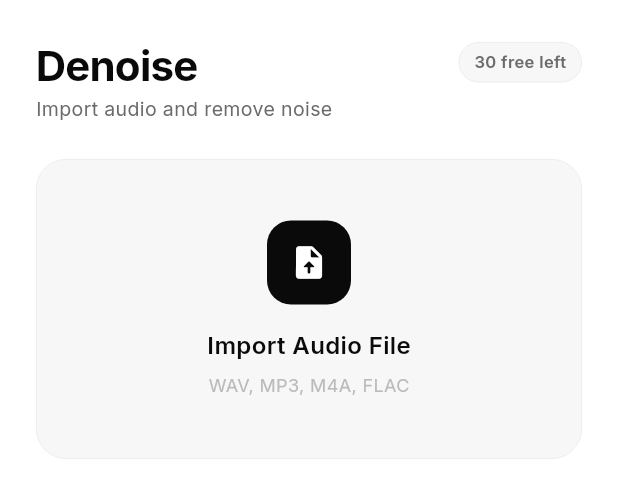
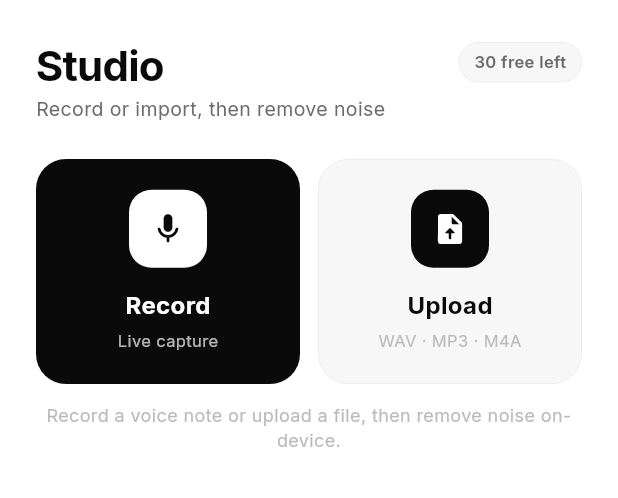
Before and after one commit to selvavishnum/Audio-denoise, a Flutter app: the DenoiseScreen widget shown alone on an empty page, opened directly, on a phone screen of 412 x 824 dp. Shown: the top 498 px of the screen. Run offline on Flutter 3.47's test engine with Material 3 defaults, Android fonts, the phone set to English and light mode, and no system bars; our stand-ins replace file_picker, firebase_analytics, firebase_auth, firebase_core, flutter_animate, flutter_tts and 9 more; missing offline and left inert: purchases_flutter, record, sherpa_onnx; accounts and stored records are empty.

Commit message:
Merge Record + Denoise into one Studio tab with record + upload entry
Record and Denoise were separate tabs. Combined them into a single first
tab ("Studio") so the first page offers BOTH ways to bring in audio:

- The empty state now shows two cards side by side — Record (live capture)
  and Upload (file import) — instead of an import-only box.
- Tapping Record starts live recording in place, with a timer and a stop
  button; on stop the clip loads straight into the denoise UI (waveform,
  presets, Process, Export) below.
- Tapping Upload runs the existing file-import flow.

Navigation: removed the standalone Record tab; the bottom bar is now
Studio · Video · Voice · Editor · Settings. The Studio tab reuses
AudioProvider's existing startRecording/stopRecording, so recording
behaviour is unchanged — just surfaced in the merged screen.

Co-Authored-By: Claude <noreply@anthropic.com>
Claude-Session: https://claude.ai/code/session_018pH9R595uc49AosH49Lwta

```diff
--- a/lib/main.dart
+++ b/lib/main.dart
@@ -11,7 +11,6 @@ import 'providers/audio_provider.dart';
 import 'providers/auth_provider.dart';
 import 'providers/subscription_provider.dart';
 import 'screens/onboarding_screen.dart';
-import 'screens/record_screen.dart';
 import 'screens/denoise_screen.dart';
 import 'screens/video_denoise_screen.dart';
 import 'screens/tts_screen.dart';
@@ -104,8 +103,9 @@ class RootShell extends StatefulWidget {
 class _RootShellState extends State<RootShell> {
   int _index = 0;
 
+  // Record and Denoise are merged into a single Studio tab (DenoiseScreen
+  // now records live OR imports a file, then denoises).
   static const _screens = <Widget>[
-    RecordScreen(),
     DenoiseScreen(),
     VideoDenoiseScreen(),
     TtsScreen(),
@@ -147,12 +147,11 @@ class _BottomNav extends StatelessWidget {
           height: 60,
           child: Row(
             children: [
-              _NavItem(icon: Icons.mic_none_rounded,          activeIcon: Icons.mic_rounded,              label: 'Record',   index: 0, current: currentIndex, onTap: onTap),
-              _NavItem(icon: Icons.graphic_eq_outlined,       activeIcon: Icons.graphic_eq,               label: 'Denoise',  index: 1, current: currentIndex, onTap: onTap),
-              _NavItem(icon: Icons.videocam_outlined,         activeIcon: Icons.videocam_rounded,         label: 'Video',    index: 2, current: currentIndex, onTap: onTap),
-              _NavItem(icon: Icons.record_voice_over_outlined, activeIcon: Icons.record_voice_over_rounded, label: 'Voice',  index: 3, current: currentIndex, onTap: onTap),
-              _NavItem(icon: Icons.content_cut_rounded,       activeIcon: Icons.content_cut_rounded,      label: 'Editor',   index: 4, current: currentIndex, onTap: onTap),
-              _NavItem(icon: Icons.settings_outlined,         activeIcon: Icons.settings_rounded,         label: 'Settings', index: 5, current: currentIndex, onTap: onTap),
+              _NavItem(icon: Icons.graphic_eq_outlined,       activeIcon: Icons.graphic_eq,               label: 'Studio',   index: 0, current: currentIndex, onTap: onTap),
+              _NavItem(icon: Icons.videocam_outlined,         activeIcon: Icons.videocam_rounded,         label: 'Video',    index: 1, current: currentIndex, onTap: onTap),
+              _NavItem(icon: Icons.record_voice_over_outlined, activeIcon: Icons.record_voice_over_rounded, label: 'Voice',  index: 2, current: currentIndex, onTap: onTap),
+              _NavItem(icon: Icons.content_cut_rounded,       activeIcon: Icons.content_cut_rounded,      label: 'Editor',   index: 3, current: currentIndex, onTap: onTap),
+              _NavItem(icon: Icons.settings_outlined,         activeIcon: Icons.settings_rounded,         label: 'Settings', index: 4, current: currentIndex, onTap: onTap),
             ],
           ),
         ),
--- a/lib/screens/denoise_screen.dart
+++ b/lib/screens/denoise_screen.dart
@@ -1,3 +1,5 @@
+import 'dart:async';
+
 import 'package:file_picker/file_picker.dart';
 import 'package:flutter/material.dart';
 import 'package:provider/provider.dart';
@@ -26,6 +28,41 @@ class _DenoiseScreenState extends State<DenoiseScreen> {
   bool _showProcessed = false;
   bool _advancedOpen  = false;
 
+  // ── Recording (merged Record + Denoise) ──────────────────────────────────
+  Timer? _recTimer;
+  int _recSeconds = 0;
+
+  @override
+  void dispose() {
+    _recTimer?.cancel();
+    super.dispose();
+  }
+
+  String _fmtRec(int s) =>
+      '${(s ~/ 60).toString().padLeft(2, '0')}:${(s % 60).toString().padLeft(2, '0')}';
+
+  Future<void> _toggleRecord(AudioProvider prov) async {
+    if (prov.isRecording) {
+      await prov.stopRecording();
+      _recTimer?.cancel();
+      if (mounted) setState(() => _recSeconds = 0);
+    } else {
+      final ok = await prov.startRecording();
+      if (!ok) {
+        if (mounted) {
+          ScaffoldMessenger.of(context).showSnackBar(
+            const SnackBar(content: Text('Microphone permission required')),
+          );
+        }
+        return;
+      }
+      _recSeconds = 0;
+      _recTimer = Timer.periodic(const Duration(seconds: 1), (_) {
+        if (mounted) setState(() => _recSeconds++);
+      });
+    }
+  }
+
   @override
   Widget build(BuildContext context) {
     final prov = context.watch<AudioProvider>();
@@ -43,7 +80,7 @@ class _DenoiseScreenState extends State<DenoiseScreen> {
                   const SizedBox(height: 16),
                   if (prov.originalAudio != null) _modeSelector(prov),
                   const SizedBox(height: 8),
-                  if (prov.originalAudio == null) _importCta(context, prov),
+                  if (prov.originalAudio == null) _recordOrImport(context, prov),
                   if (prov.originalAudio != null) ...[
                     _waveform(prov),
                     const SizedBox(height: 16),
@@ -90,9 +127,10 @@ class _DenoiseScreenState extends State<DenoiseScreen> {
         Expanded(child: Column(
           crossAxisAlignment: CrossAxisAlignment.start,
           children: [
-            Text('Denoise', style: Theme.of(context).textTheme.displayLarge),
+            Text('Studio', style: Theme.of(context).textTheme.displayLarge),
             const SizedBox(height: 4),
-            Text('Import audio and remove noise', style: Theme.of(context).textTheme.bodyMedium),
+            Text('Record or import, then remove noise',
+                style: Theme.of(context).textTheme.bodyMedium),
           ],
         )),
         _buildExportBadge(context, prov),
@@ -100,36 +138,80 @@ class _DenoiseScreenState extends State<DenoiseScreen> {
     );
   }
 
-  Widget _importCta(BuildContext context, AudioProvider prov) {
-    return GestureDetector(
+  /// Combined entry point: record live OR upload a file. Shown on the first
+  /// page before any audio is loaded. While recording, this becomes a live
+  /// timer + stop control.
+  Widget _recordOrImport(BuildContext context, AudioProvider prov) {
+    if (prov.isRecording) return _recordingCard(prov);
+    return Column(
+      children: [
+        Row(
+          children: [
+            Expanded(
+              child: _EntryCard(
+                icon: Icons.mic_rounded,
+                title: 'Record',
+                subtitle: 'Live capture',
+                filled: true,
+                onTap: () => _toggleRecord(prov),
+              ),
+            ),
+            const SizedBox(width: 12),
+            Expanded(
+              child: _EntryCard(
+                icon: Icons.upload_file_rounded,
+                title: 'Upload',
+                subtitle: 'WAV · MP3 · M4A',
+                filled: false,
                 onTap: () => _importFile(prov),
-      child: Container(
+              ),
+            ),
+          ],
+        ),
+        const SizedBox(height: 12),
+        const Text(
+          'Record a voice note or upload a file, then remove noise on-device.',
+          textAlign: TextAlign.center,
+          style: TextStyle(fontSize: 12, color: AppColors.textDim),
+        ),
+      ],
+    );
+  }
+
+  Widget _recordingCard(AudioProvider prov) {
+    return Container(
       width: double.infinity,
-        height: 200,
+      padding: const EdgeInsets.symmetric(vertical: 28),
       decoration: BoxDecoration(
         color: AppColors.surface,
         borderRadius: BorderRadius.circular(20),
-          border: Border.all(color: AppColors.border, width: 0.5),
+        border: Border.all(color: AppColors.danger, width: 1),
       ),
       child: Column(
-          mainAxisAlignment: MainAxisAlignment.center,
         children: [
-            Container(
-              width: 56, height: 56,
-              decoration: BoxDecoration(
-                color: AppColors.textPrim,
-                borderRadius: BorderRadius.circular(16),
+          Text(
+            _fmtRec(_recSeconds),
+            style: const TextStyle(
+              fontSize: 44, fontWeight: FontWeight.w200,
+              color: AppColors.textPrim, letterSpacing: 4,
+              fontFeatures: [FontFeature.tabularFigures()],
             ),
-              child: const Icon(Icons.upload_file_rounded, color: AppColors.white, size: 26),
           ),
-            const SizedBox(height: 16),
-            const Text('Import Audio File',
-                style: TextStyle(fontSize: 16, fontWeight: FontWeight.w600, color: AppColors.textPrim)),
           const SizedBox(height: 6),
-            const Text('WAV, MP3, M4A, FLAC',
-                style: TextStyle(fontSize: 12, color: AppColors.textDim)),
+          const Text('Recording — noise cancellation active',
+              style: TextStyle(fontSize: 12, color: AppColors.danger)),
+          const SizedBox(height: 18),
+          GestureDetector(
+            onTap: () => _toggleRecord(prov),
+            child: Container(
+              width: 64, height: 64,
+              decoration: const BoxDecoration(
+                shape: BoxShape.circle, color: AppColors.danger,
+              ),
+              child: const Icon(Icons.stop_rounded, color: AppColors.white, size: 28),
+            ),
+          ),
         ],
-        ),
       ),
     );
   }
@@ -763,6 +845,63 @@ class _BigBtn extends StatelessWidget {
   }
 }
 
+// ── Record / Upload entry card (first-page empty state) ───────────────────────
+
+class _EntryCard extends StatelessWidget {
+  final IconData icon;
+  final String title;
+  final String subtitle;
+  final bool filled;
+  final VoidCallback onTap;
+
+  const _EntryCard({
+    required this.icon,
+    required this.title,
+    required this.subtitle,
+    required this.filled,
+    required this.onTap,
+  });
+
+  @override
+  Widget build(BuildContext context) {
+    return GestureDetector(
+      onTap: onTap,
+      child: Container(
+        height: 150,
+        decoration: BoxDecoration(
+          color: filled ? AppColors.textPrim : AppColors.surface,
+          borderRadius: BorderRadius.circular(20),
+          border: filled ? null : Border.all(color: AppColors.border, width: 0.5),
+        ),
+        child: Column(
+          mainAxisAlignment: MainAxisAlignment.center,
+          children: [
+            Container(
+              width: 52, height: 52,
+              decoration: BoxDecoration(
+                color: filled ? AppColors.white : AppColors.textPrim,
+                borderRadius: BorderRadius.circular(15),
+              ),
+              child: Icon(icon, size: 24,
+                  color: filled ? AppColors.textPrim : AppColors.white),
+            ),
+            const SizedBox(height: 14),
+            Text(title,
+                style: TextStyle(
+                    fontSize: 16, fontWeight: FontWeight.w700,
+                    color: filled ? AppColors.white : AppColors.textPrim)),
+            const SizedBox(height: 4),
+            Text(subtitle,
+                style: TextStyle(
+                    fontSize: 11,
+                    color: filled ? AppColors.white.withValues(alpha: 0.7) : AppColors.textDim)),
+          ],
+        ),
+      ),
+    );
+  }
+}
+
 // ── Monetization gate bottom sheet ────────────────────────────────────────────
 
 class _ExportGateSheet extends StatelessWidget {
```
Lines whose indentation alone changed are shown as unchanged.
